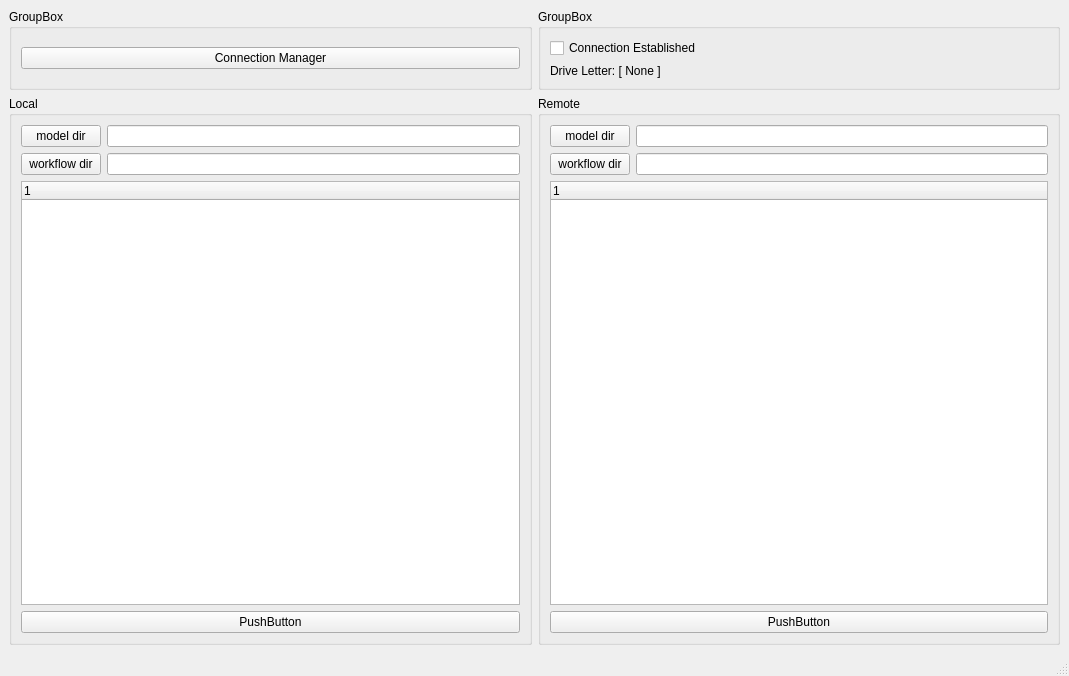
Old version of the form comfyui_model_sync/model_sync_tool.ui in the repository Dave-Fiala/runpod_storage_manager.
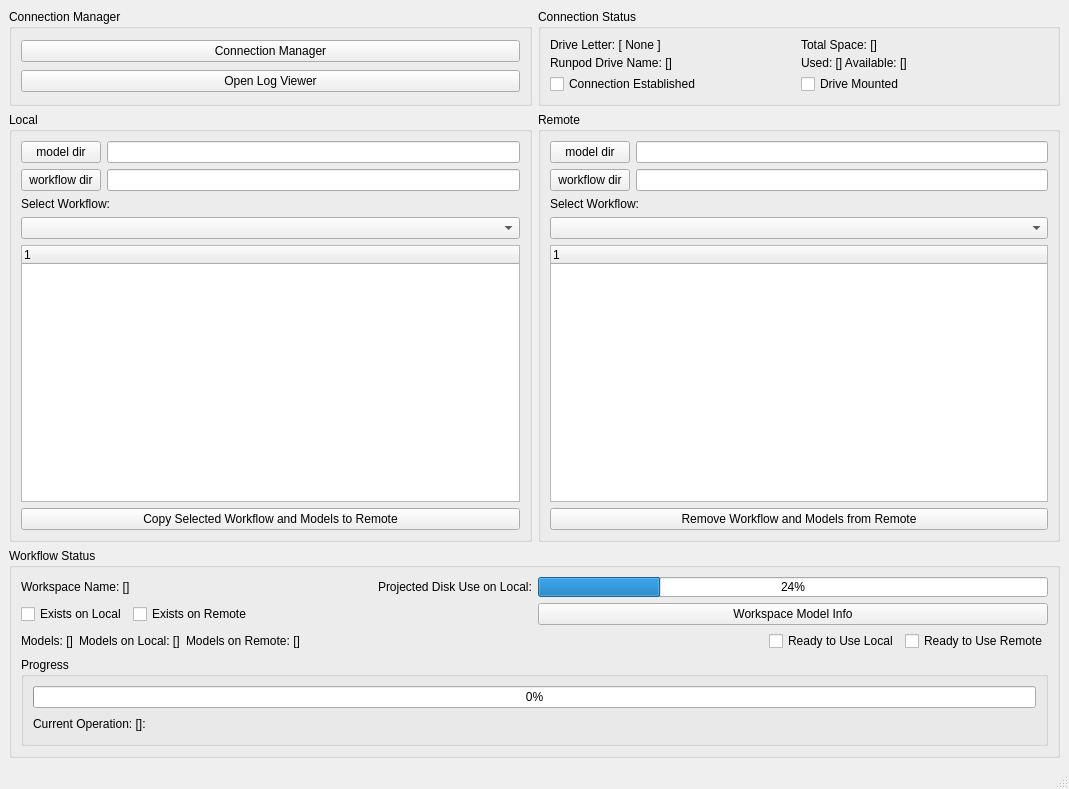
New version of the form.

```diff
--- a/comfyui_model_sync/model_sync_tool.ui
+++ b/comfyui_model_sync/model_sync_tool.ui
@@ -7,20 +7,23 @@
     <x>0</x>
     <y>0</y>
     <width>1069</width>
-    <height>676</height>
+    <height>789</height>
    </rect>
   </property>
   <property name="windowTitle">
    <string>MainWindow</string>
   </property>
   <widget class="QWidget" name="centralwidget">
-   <layout class="QVBoxLayout" name="verticalLayout_5">
+   <layout class="QVBoxLayout" name="verticalLayout_5" stretch="1,7,1">
     <item>
      <layout class="QHBoxLayout" name="horizontalLayout_7">
       <item>
-       <widget class="QGroupBox" name="groupBox_3">
+       <widget class="QGroupBox" name="groupBox_ConnectionManager">
+        <property name="enabled">
+         <bool>true</bool>
+        </property>
         <property name="title">
-         <string>GroupBox</string>
+         <string>Connection Manager</string>
         </property>
         <layout class="QVBoxLayout" name="verticalLayout_6">
          <item>
@@ -30,28 +33,85 @@
            </property>
           </widget>
          </item>
+         <item>
+          <widget class="QPushButton" name="pushButton_OpenLogViewer">
+           <property name="text">
+            <string>Open Log Viewer</string>
+           </property>
+          </widget>
+         </item>
         </layout>
        </widget>
       </item>
       <item>
-       <widget class="QGroupBox" name="groupBox_4">
+       <widget class="QGroupBox" name="groupBox_ConnectionStatus">
+        <property name="enabled">
+         <bool>true</bool>
+        </property>
         <property name="title">
-         <string>GroupBox</string>
+         <string>Connection Status</string>
         </property>
         <layout class="QVBoxLayout" name="verticalLayout_7">
          <item>
-          <widget class="QCheckBox" name="checkBox">
-           <property name="text">
-            <string>Connection Established</string>
+          <layout class="QGridLayout" name="gridLayout" columnstretch="0,0" columnminimumwidth="0,0">
+           <property name="sizeConstraint">
+            <enum>QLayout::SetDefaultConstraint</enum>
            </property>
-          </widget>
-         </item>
-         <item>
-          <widget class="QLabel" name="label">
-           <property name="text">
-            <string>Drive Letter: [ None ]</string>
+           <property name="horizontalSpacing">
+            <number>3</number>
            </property>
-          </widget>
+           <property name="verticalSpacing">
+            <number>4</number>
+           </property>
+           <item row="2" column="0">
+            <widget class="QCheckBox" name="checkBox_ConnectionEstablished">
+             <property name="text">
+              <string>Connection Established</string>
+             </property>
+             <property name="checkable">
+              <bool>false</bool>
+             </property>
+            </widget>
+           </item>
+           <item row="0" column="0">
+            <widget class="QLabel" name="label_DriveLetter">
+             <property name="text">
+              <string>Drive Letter: [ None ]</string>
+             </property>
+            </widget>
+           </item>
+           <item row="1" column="0">
+            <widget class="QLabel" name="label_RunpodDriveName">
+             <property name="text">
+              <string>Runpod Drive Name: []</string>
+             </property>
+            </widget>
+           </item>
+           <item row="0" column="1">
+            <widget class="QLabel" name="label_TotalSpace">
+             <property name="text">
+              <string>Total Space: []</string>
+             </property>
+            </widget>
+           </item>
+           <item row="1" column="1">
+            <widget class="QLabel" name="label_SpaceUsage">
+             <property name="text">
+              <string>Used: [] Available: []</string>
+             </property>
+            </widget>
+           </item>
+           <item row="2" column="1">
+            <widget class="QCheckBox" name="checkBox_DriveMounted">
+             <property name="text">
+              <string>Drive Mounted</string>
+             </property>
+             <property name="checkable">
+              <bool>false</bool>
+             </property>
+            </widget>
+           </item>
+          </layout>
          </item>
         </layout>
        </widget>
@@ -97,7 +157,17 @@
          <item>
           <layout class="QVBoxLayout" name="verticalLayout">
            <item>
-            <widget class="QTreeWidget" name="treeWidget">
+            <widget class="QLabel" name="label_LocalSelectWorkflow">
+             <property name="text">
+              <string>Select Workflow:</string>
+             </property>
+            </widget>
+           </item>
+           <item>
+            <widget class="QComboBox" name="comboBox_LocalSelectWorkflow"/>
+           </item>
+           <item>
+            <widget class="QTreeWidget" name="treeWidget_LocalModelDirectory">
              <column>
               <property name="text">
                <string notr="true">1</string>
@@ -108,7 +178,7 @@
            <item>
             <widget class="QPushButton" name="pushButton_5">
              <property name="text">
-              <string>PushButton</string>
+              <string>Copy Selected Workflow and Models to Remote</string>
              </property>
             </widget>
            </item>
@@ -154,7 +224,17 @@
          <item>
           <layout class="QVBoxLayout" name="verticalLayout_3">
            <item>
-            <widget class="QTreeWidget" name="treeWidget_2">
+            <widget class="QLabel" name="RemoteSelectWorkflow">
+             <property name="text">
+              <string>Select Workflow:</string>
+             </property>
+            </widget>
+           </item>
+           <item>
+            <widget class="QComboBox" name="comboBox_RemoteSelectWorkflow"/>
+           </item>
+           <item>
+            <widget class="QTreeWidget" name="treeWidget_RemoteModelDirectory">
              <column>
               <property name="text">
                <string notr="true">1</string>
@@ -165,7 +245,7 @@
            <item>
             <widget class="QPushButton" name="pushButton_6">
              <property name="text">
-              <string>PushButton</string>
+              <string>Remove Workflow and Models from Remote</string>
              </property>
             </widget>
            </item>
@@ -176,6 +256,258 @@
       </item>
      </layout>
     </item>
+    <item>
+     <layout class="QVBoxLayout" name="verticalLayout_8" stretch="0">
+      <property name="spacing">
+       <number>1</number>
+      </property>
+      <property name="sizeConstraint">
+       <enum>QLayout::SetDefaultConstraint</enum>
+      </property>
+      <item>
+       <widget class="QGroupBox" name="groupBox_WorkflowStatus">
+        <property name="title">
+         <string>Workflow Status</string>
+        </property>
+        <layout class="QVBoxLayout" name="verticalLayout_9">
+         <item>
+          <layout class="QGridLayout" name="gridLayout_2" rowstretch="1,1,1" columnstretch="1,1">
+           <property name="verticalSpacing">
+            <number>6</number>
+           </property>
+           <item row="0" column="1">
+            <widget class="QProgressBar" name="progressBar_ProjectedDiskUsage">
+             <property name="sizePolicy">
+              <sizepolicy hsizetype="Expanding" vsizetype="Preferred">
+               <horstretch>0</horstretch>
+               <verstretch>0</verstretch>
+              </sizepolicy>
+             </property>
+             <property name="value">
+              <number>24</number>
+             </property>
+            </widget>
+           </item>
+           <item row="1" column="0">
+            <layout class="QHBoxLayout" name="horizontalLayout">
+             <item>
+              <widget class="QCheckBox" name="checkBox_ExistsOnLocal">
+               <property name="sizePolicy">
+                <sizepolicy hsizetype="Minimum" vsizetype="Preferred">
+                 <horstretch>0</horstretch>
+                 <verstretch>0</verstretch>
+                </sizepolicy>
+               </property>
+               <property name="text">
+                <string>Exists on Local</string>
+               </property>
+               <property name="checkable">
+                <bool>false</bool>
+               </property>
+              </widget>
+             </item>
+             <item>
+              <widget class="QCheckBox" name="checkBox_ExistsOnRemote">
+               <property name="sizePolicy">
+                <sizepolicy hsizetype="Minimum" vsizetype="Preferred">
+                 <horstretch>0</horstretch>
+                 <verstretch>0</verstretch>
+                </sizepolicy>
+               </property>
+               <property name="text">
+                <string>Exists on Remote</string>
+               </property>
+               <property name="checkable">
+                <bool>false</bool>
+               </property>
+              </widget>
+             </item>
+             <item>
+              <spacer name="horizontalSpacer_2">
+               <property name="orientation">
+                <enum>Qt::Horizontal</enum>
+               </property>
+               <property name="sizeHint" stdset="0">
+                <size>
+                 <width>40</width>
+                 <height>20</height>
+                </size>
+               </property>
+              </spacer>
+             </item>
+            </layout>
+           </item>
+           <item row="2" column="0">
+            <layout class="QHBoxLayout" name="horizontalLayout_8">
+             <item>
+              <widget class="QLabel" name="label_NumberOfModels">
+               <property name="text">
+                <string>Models: []</string>
+               </property>
+              </widget>
+             </item>
+             <item>
+              <widget class="QLabel" name="label_ModelsOnLocal">
+               <property name="text">
+                <string>Models on Local: []</string>
+               </property>
+              </widget>
+             </item>
+             <item>
+              <widget class="QLabel" name="label_ModelsOnRemote">
+               <property name="text">
+                <string>Models on Remote: []</string>
+               </property>
+              </widget>
+             </item>
+             <item>
+              <spacer name="horizontalSpacer_3">
+               <property name="orientation">
+                <enum>Qt::Horizontal</enum>
+               </property>
+               <property name="sizeHint" stdset="0">
+                <size>
+                 <width>40</width>
+                 <height>20</height>
+                </size>
+               </property>
+              </spacer>
+             </item>
+            </layout>
+           </item>
+           <item row="2" column="1">
+            <layout class="QHBoxLayout" name="horizontalLayout_9">
+             <item>
+              <spacer name="horizontalSpacer_4">
+               <property name="orientation">
+                <enum>Qt::Horizontal</enum>
+               </property>
+               <property name="sizeHint" stdset="0">
+                <size>
+                 <width>40</width>
+                 <height>20</height>
+                </size>
+               </property>
+              </spacer>
+             </item>
+             <item>
+              <widget class="QCheckBox" name="checkBox_ReadyToUseLocal">
+               <property name="text">
+                <string>Ready to Use Local</string>
+               </property>
+               <property name="checkable">
+                <bool>false</bool>
+               </property>
+              </widget>
+             </item>
+             <item>
+              <widget class="QCheckBox" name="checkBox_ReadyToUseRemote">
+               <property name="text">
+                <string>Ready to Use Remote</string>
+               </property>
+               <property name="checkable">
+                <bool>false</bool>
+               </property>
+              </widget>
+             </item>
+            </layout>
+           </item>
+           <item row="0" column="0">
+            <layout class="QHBoxLayout" name="horizontalLayout_10">
+             <item>
+              <widget class="QLabel" name="label_WorkspaceName">
+               <property name="text">
+                <string>Workspace Name: []</string>
+               </property>
+              </widget>
+             </item>
+             <item>
+              <spacer name="horizontalSpacer">
+               <property name="orientation">
+                <enum>Qt::Horizontal</enum>
+               </property>
+               <property name="sizeHint" stdset="0">
+                <size>
+                 <width>40</width>
+                 <height>20</height>
+                </size>
+               </property>
+              </spacer>
+             </item>
+             <item>
+              <widget class="QLabel" name="label_ProjectedDiskUsage">
+               <property name="text">
+                <string>Projected Disk Use on Local:</string>
+               </property>
+              </widget>
+             </item>
+            </layout>
+           </item>
+           <item row="1" column="1">
+            <widget class="QPushButton" name="pushButton_LaunchModelInfoViewer">
+             <property name="text">
+              <string>Workspace Model Info</string>
+             </property>
+            </widget>
+           </item>
+          </layout>
+         </item>
+         <item>
+          <layout class="QVBoxLayout" name="verticalLayout_10">
+           <item>
+            <widget class="QGroupBox" name="groupBox_Progress">
+             <property name="title">
+              <string>Progress</string>
+             </property>
+             <layout class="QVBoxLayout" name="verticalLayout_11">
+              <item>
+               <widget class="QProgressBar" name="progressBar_MainProgress">
+                <property name="value">
+                 <number>0</number>
+                </property>
+               </widget>
+              </item>
+              <item>
+               <layout class="QHBoxLayout" name="horizontalLayout_11">
+                <item>
+                 <widget class="QLabel" name="label_CurrentOperation">
+                  <property name="text">
+                   <string>Current Operation: []: </string>
+                  </property>
+                 </widget>
+                </item>
+                <item>
+                 <widget class="QLabel" name="label_LogUpdate">
+                  <property name="text">
+                   <string>     </string>
+                  </property>
+                 </widget>
+                </item>
+                <item>
+                 <spacer name="horizontalSpacer_5">
+                  <property name="orientation">
+                   <enum>Qt::Horizontal</enum>
+                  </property>
+                  <property name="sizeHint" stdset="0">
+                   <size>
+                    <width>40</width>
+                    <height>20</height>
+                   </size>
+                  </property>
+                 </spacer>
+                </item>
+               </layout>
+              </item>
+             </layout>
+            </widget>
+           </item>
+          </layout>
+         </item>
+        </layout>
+       </widget>
+      </item>
+     </layout>
+    </item>
    </layout>
   </widget>
   <widget class="QMenuBar" name="menubar">
```
Left out of the diff: 26 changed lines with no effect on the pictures.
